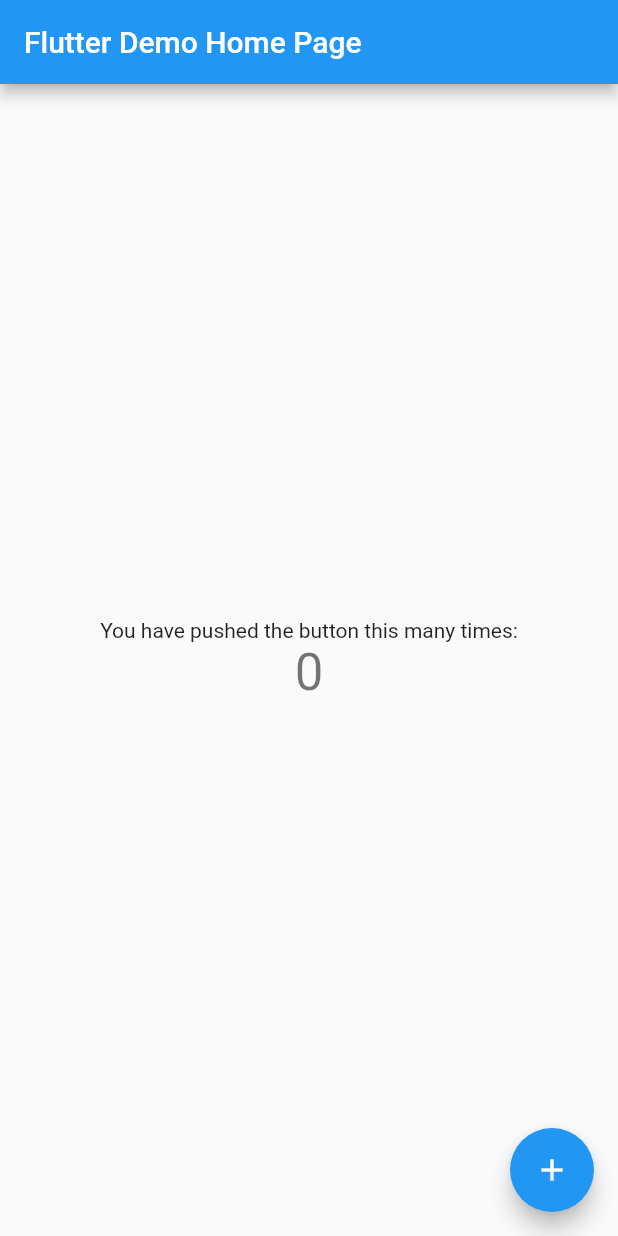
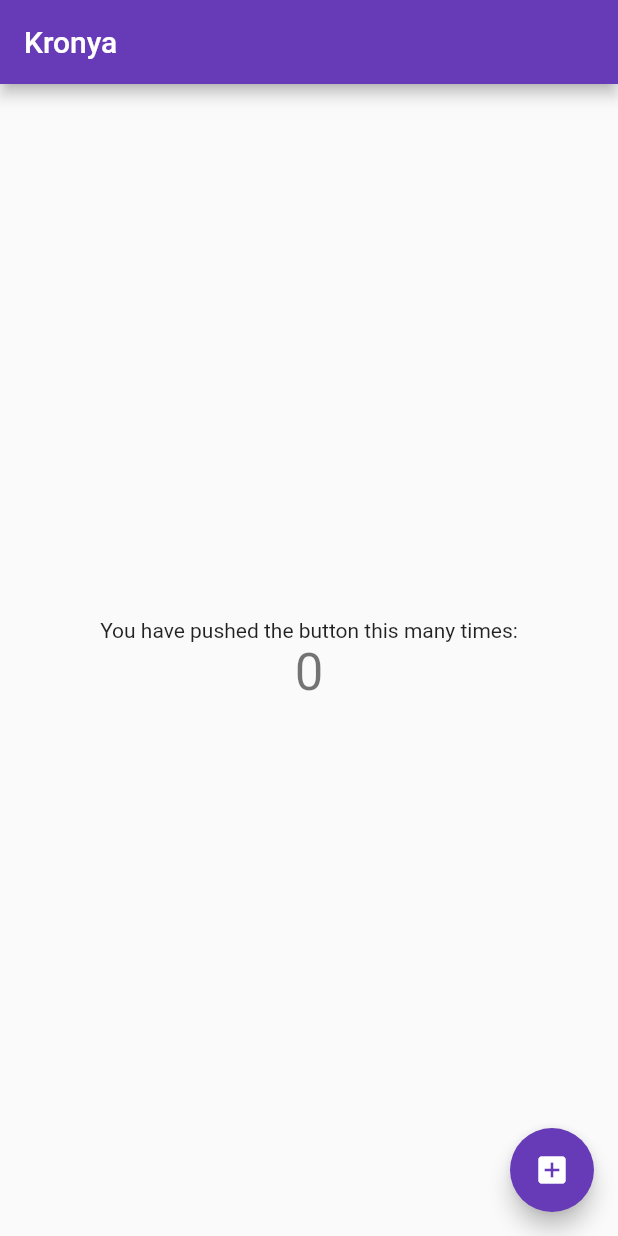
Before and after one commit to Stridsvagn69420/Kronya, a Flutter app: the screen it shows after launch, on a phone screen of 412 x 824 dp. Run offline on Flutter 3.47's test engine with Material 2 defaults, Android fonts, the phone set to English and light mode, and no system bars.

Commit message:
some details

```diff
--- a/lib/main.dart
+++ b/lib/main.dart
@@ -11,7 +11,7 @@ class MyApp extends StatelessWidget {
   @override
   Widget build(BuildContext context) {
     return MaterialApp(
-      title: 'Flutter Demo',
+      title: 'Kronya',
       theme: ThemeData(
         // This is the theme of your application.
         //
@@ -22,9 +22,10 @@ class MyApp extends StatelessWidget {
         // or simply save your changes to "hot reload" in a Flutter IDE).
         // Notice that the counter didn't reset back to zero; the application
         // is not restarted.
-        primarySwatch: Colors.blue,
+        primarySwatch: Colors.deepPurple,
+        backgroundColor: Colors.black12
       ),
-      home: const MyHomePage(title: 'Flutter Demo Home Page'),
+      home: const MyHomePage(title: 'Kronya'),
     );
   }
 }
@@ -108,7 +109,7 @@ class _MyHomePageState extends State<MyHomePage> {
       floatingActionButton: FloatingActionButton(
         onPressed: _incrementCounter,
         tooltip: 'Increment',
-        child: const Icon(Icons.add),
+        child: const Icon(Icons.add_box)
       ), // This trailing comma makes auto-formatting nicer for build methods.
     );
   }
```
Also changed, not shown: 2 other files.
